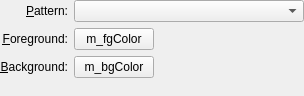
First picture: the form in wallpapers/pattern/config.ui, repository KDE/kdeplasma-addons, before the edit.
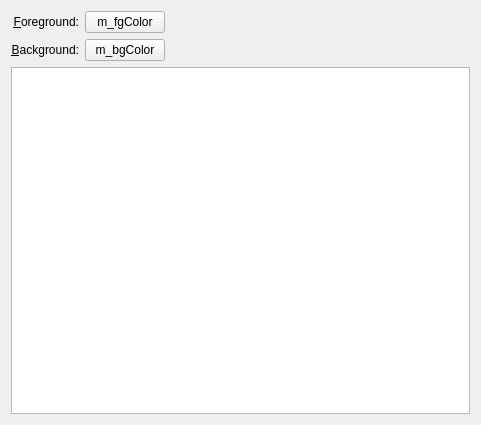
Second picture: the form after the edit. Custom widgets are drawn as their Qt base class.

Commit message: replace the combobox with an icon grid that actually shows thumbnails of the patterns

```diff
--- a/wallpapers/pattern/config.ui
+++ b/wallpapers/pattern/config.ui
@@ -6,38 +6,12 @@
    <rect>
     <x>0</x>
     <y>0</y>
-    <width>304</width>
-    <height>96</height>
+    <width>481</width>
+    <height>425</height>
    </rect>
   </property>
   <layout class="QGridLayout" name="gridLayout_2">
-   <property name="margin">
-    <number>0</number>
-   </property>
-   <item row="0" column="0">
-    <widget class="QLabel" name="label">
-     <property name="text">
-      <string>&amp;Pattern:</string>
-     </property>
-     <property name="alignment">
-      <set>Qt::AlignRight|Qt::AlignTrailing|Qt::AlignVCenter</set>
-     </property>
-     <property name="buddy">
-      <cstring>m_pattern</cstring>
-     </property>
-    </widget>
-   </item>
-   <item row="0" column="1">
-    <widget class="KComboBox" name="m_pattern">
-     <property name="sizePolicy">
-      <sizepolicy hsizetype="MinimumExpanding" vsizetype="Fixed">
-       <horstretch>0</horstretch>
-       <verstretch>0</verstretch>
-      </sizepolicy>
-     </property>
-    </widget>
-   </item>
-   <item row="1" column="0">
+   <item row="0" column="0" colspan="2">
     <widget class="QLabel" name="label_2">
      <property name="text">
       <string>&amp;Foreground:</string>
@@ -50,7 +24,7 @@
      </property>
     </widget>
    </item>
-   <item row="1" column="1" rowspan="2">
+   <item row="0" column="2" rowspan="2">
     <layout class="QGridLayout" name="gridLayout">
      <item row="0" column="0">
       <widget class="KColorButton" name="m_fgColor">
@@ -81,7 +55,7 @@
      </item>
     </layout>
    </item>
-   <item row="2" column="0">
+   <item row="1" column="0" colspan="2">
     <widget class="QLabel" name="label_3">
      <property name="text">
       <string>&amp;Background:</string>
@@ -94,27 +68,43 @@
      </property>
     </widget>
    </item>
-   <item row="3" column="1">
-    <spacer name="verticalSpacer">
-     <property name="orientation">
-      <enum>Qt::Vertical</enum>
+   <item row="2" column="0" colspan="3">
+    <widget class="QListWidget" name="m_pattern">
+     <property name="sizePolicy">
+      <sizepolicy hsizetype="Preferred" vsizetype="Expanding">
+       <horstretch>0</horstretch>
+       <verstretch>0</verstretch>
+      </sizepolicy>
      </property>
-     <property name="sizeHint" stdset="0">
+     <property name="horizontalScrollBarPolicy">
+      <enum>Qt::ScrollBarAlwaysOff</enum>
+     </property>
+     <property name="iconSize">
       <size>
-       <width>20</width>
-       <height>40</height>
+       <width>80</width>
+       <height>80</height>
       </size>
      </property>
-    </spacer>
+     <property name="verticalScrollMode">
+      <enum>QAbstractItemView::ScrollPerPixel</enum>
+     </property>
+     <property name="resizeMode">
+      <enum>QListView::Adjust</enum>
+     </property>
+     <property name="gridSize">
+      <size>
+       <width>100</width>
+       <height>100</height>
+      </size>
+     </property>
+     <property name="viewMode">
+      <enum>QListView::IconMode</enum>
+     </property>
+    </widget>
    </item>
   </layout>
  </widget>
  <customwidgets>
-  <customwidget>
-   <class>KComboBox</class>
-   <extends>QComboBox</extends>
-   <header>kcombobox.h</header>
-  </customwidget>
   <customwidget>
    <class>KColorButton</class>
    <extends>QPushButton</extends>
```
The commit also changes 1 other file.
